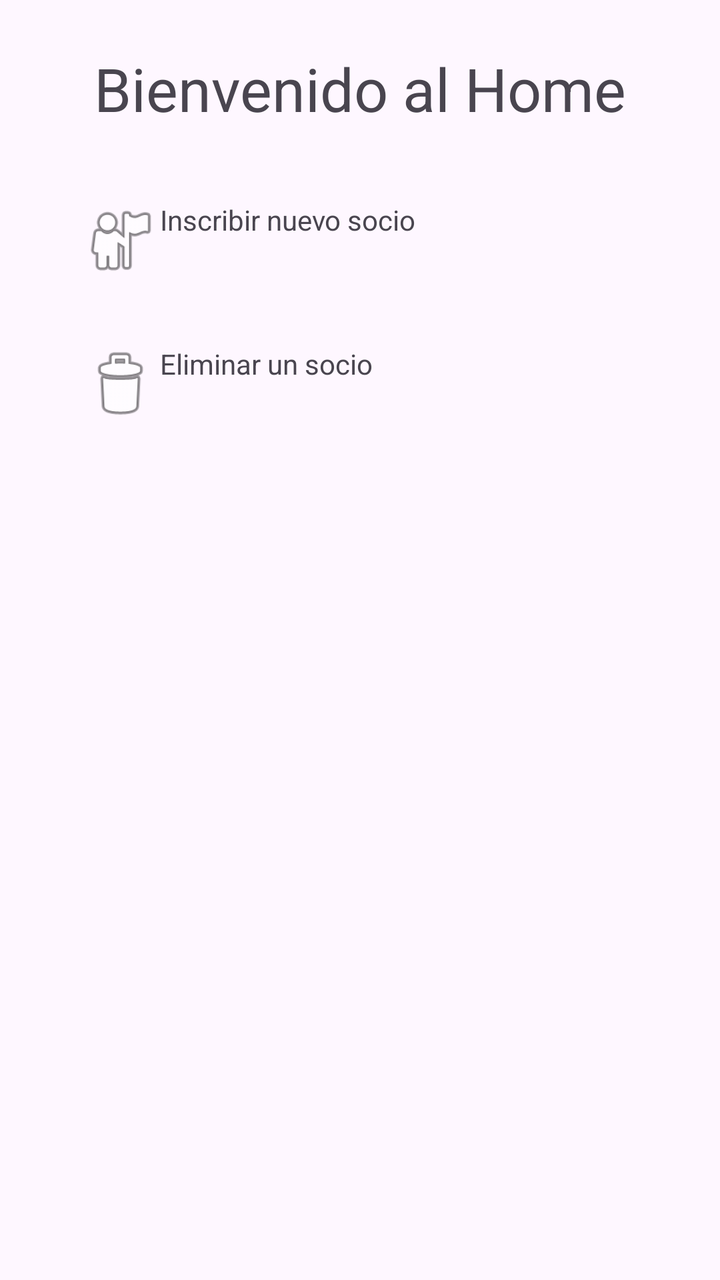
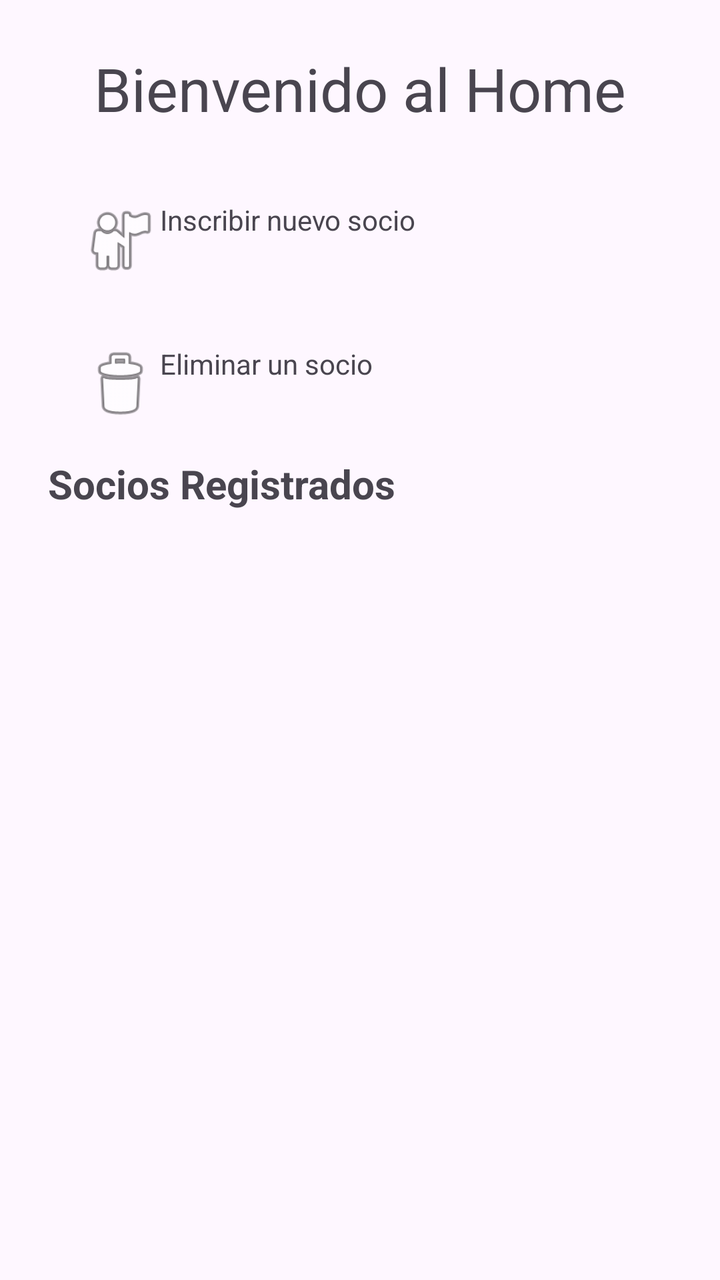

Two renders of the same Android screen: before a commit and after it. Below are the layout's source before the change and the commit's diff.
<!-- AndroidManifest.xml: application theme Theme.DAM2C2026 -->
<!-- res/layout/activity_home.xml -->
<?xml version="1.0" encoding="utf-8"?>
<LinearLayout
    xmlns:android="http://schemas.android.com/apk/res/android"
    android:layout_width="match_parent"
    android:layout_height="match_parent"
    android:padding="24dp"
    android:orientation="vertical">

    <TextView
        android:layout_width="match_parent"
        android:layout_height="wrap_content"
        android:text="Bienvenido al Home"
        android:textSize="30dp"
        android:gravity="center"
        android:layout_marginBottom="20dp"
        />

    
    <LinearLayout
        android:id="@+id/cardInscribirSocio"
        android:layout_width="match_parent"
        android:layout_height="wrap_content"
        android:orientation="horizontal"
        android:padding="16dp"
        android:elevation="4dp">

        <ImageView
            android:layout_width="40dp"
            android:layout_height="40dp"
            android:src="@android:drawable/ic_menu_myplaces"
            />

        <TextView
            android:layout_width="wrap_content"
            android:layout_height="match_parent"
            android:text="Inscribir nuevo socio"/>

    </LinearLayout>

    
    <LinearLayout
        android:layout_width="match_parent"
        android:layout_height="wrap_content"
        android:orientation="horizontal"
        android:padding="16dp"
        android:elevation="4dp">

        <ImageView
            android:layout_width="40dp"
            android:layout_height="40dp"
            android:src="@android:drawable/ic_menu_delete"
            />

        <TextView
            android:layout_width="wrap_content"
            android:layout_height="match_parent"
            android:text="Eliminar un socio"/>

    </LinearLayout>


</LinearLayout>
<!-- resources referenced by this layout -->
<resources>
  <style name="Theme.DAM2C2026" parent="Base.Theme.DAM2C2026" />
  <style name="Base.Theme.DAM2C2026" parent="Theme.Material3.DayNight.NoActionBar">
          
          
      </style>
</resources>

<!-- the commit's change to res/layout/activity_home.xml (unified diff, before → after) -->
@@ -58,5 +58,27 @@
 
     </LinearLayout>
 
+    <TextView
+        android:layout_width="match_parent"
+        android:layout_height="wrap_content"
+        android:text="Socios Registrados"
+        android:textSize="20sp"
+        android:textStyle="bold"
+        android:layout_marginBottom="8dp"/>
+
+    <TextView
+        android:id="@+id/txtSinSocios"
+        android:layout_width="match_parent"
+        android:layout_height="wrap_content"
+        android:text="Todavía no hay socios registrados"
+        android:gravity="center"
+        android:padding="12dp"
+        android:visibility="gone"/>
+
+    <androidx.recyclerview.widget.RecyclerView
+        android:id="@+id/rvSocios"
+        android:layout_width="match_parent"
+        android:layout_height="wrap_content"
+        android:layout_weight="1"/>
 
 </LinearLayout>
